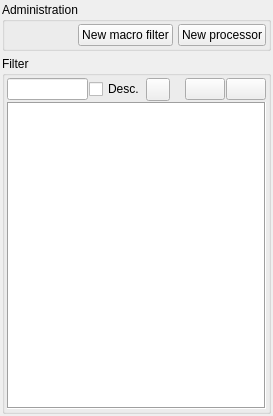
Old version of the form modules/olvis3/projects/OlvisGuiPlugin/src/FilterSearch/FilterSearchWidget.ui in the repository OFFIS-Automation/Framework.
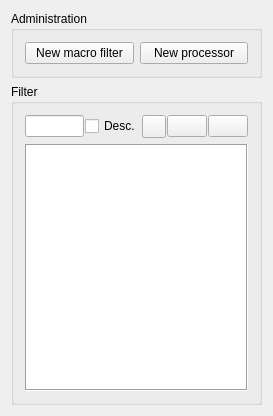
New version of the form. Icons and pictures are not drawn. Custom widgets are drawn as their Qt base class.

Patch:
```diff
--- a/modules/olvis3/projects/OlvisGuiPlugin/src/FilterSearch/FilterSearchWidget.ui
+++ b/modules/olvis3/projects/OlvisGuiPlugin/src/FilterSearch/FilterSearchWidget.ui
@@ -10,12 +10,6 @@
     <height>416</height>
    </rect>
   </property>
-  <property name="sizePolicy">
-   <sizepolicy hsizetype="Preferred" vsizetype="Fixed">
-    <horstretch>0</horstretch>
-    <verstretch>0</verstretch>
-   </sizepolicy>
-  </property>
   <property name="toolTip">
    <string>Clear the search</string>
   </property>
@@ -24,55 +18,12 @@
   </property>
   <widget class="QWidget" name="dockWidgetContents">
    <layout class="QVBoxLayout" name="verticalLayout_4">
-    <property name="spacing">
-     <number>5</number>
-    </property>
-    <property name="leftMargin">
-     <number>2</number>
-    </property>
-    <property name="topMargin">
-     <number>2</number>
-    </property>
-    <property name="rightMargin">
-     <number>2</number>
-    </property>
-    <property name="bottomMargin">
-     <number>2</number>
-    </property>
     <item>
      <widget class="QGroupBox" name="groupBox">
       <property name="title">
        <string>Administration</string>
       </property>
       <layout class="QHBoxLayout" name="horizontalLayout_3">
-       <property name="spacing">
-        <number>5</number>
-       </property>
-       <property name="leftMargin">
-        <number>2</number>
-       </property>
-       <property name="topMargin">
-        <number>2</number>
-       </property>
-       <property name="rightMargin">
-        <number>2</number>
-       </property>
-       <property name="bottomMargin">
-        <number>2</number>
-       </property>
-       <item>
-        <spacer name="horizontalSpacer_2">
-         <property name="orientation">
-          <enum>Qt::Horizontal</enum>
-         </property>
-         <property name="sizeHint" stdset="0">
-          <size>
-           <width>40</width>
-           <height>20</height>
-          </size>
-         </property>
-        </spacer>
-       </item>
        <item>
         <widget class="QPushButton" name="createMakroFilter">
          <property name="text">
@@ -104,21 +55,6 @@
        <string>Filter</string>
       </property>
       <layout class="QVBoxLayout" name="verticalLayout">
-       <property name="spacing">
-        <number>1</number>
-       </property>
-       <property name="leftMargin">
-        <number>2</number>
-       </property>
-       <property name="topMargin">
-        <number>2</number>
-       </property>
-       <property name="rightMargin">
-        <number>2</number>
-       </property>
-       <property name="bottomMargin">
-        <number>2</number>
-       </property>
        <item>
         <layout class="QHBoxLayout" name="horizontalLayout_2">
          <property name="spacing">
```
